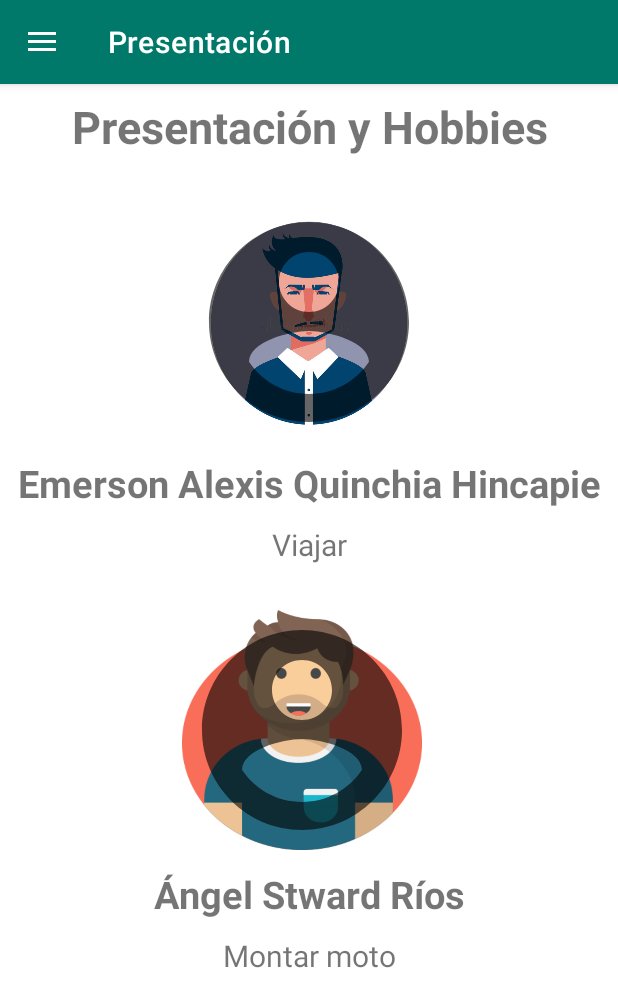
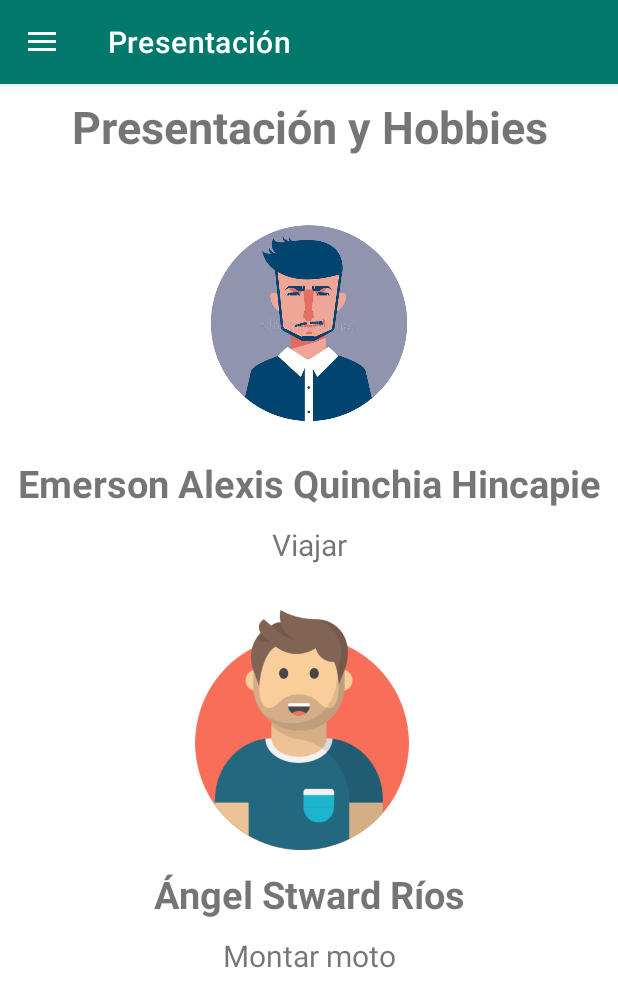
Before and after one commit to EmerAlex/PresentacionyCanciones, an Android app: the screen it shows after launch (MainActivity), in the side drawer, after a tap on "Presentación", on a phone screen of 412 x 824 dp. Shown: the top 1007 px of the screen. Run offline under Robolectric (Android 15) with nearby library versions, the phone set to English and light mode, and no system bars; our stand-ins replace navigation-ui.

Commit message:
Se cambian imagenes

```diff
--- a/app/src/main/res/layout/fragment_presentacion.xml
+++ b/app/src/main/res/layout/fragment_presentacion.xml
@@ -33,7 +33,7 @@
         android:layout_marginEnd="8dp"
         android:layout_marginBottom="8dp"
         android:background="@drawable/fotoemer"
-        android:src="@drawable/ic_menu_presentacion"
+        android:src="@drawable/fotoemer"
         app:layout_constraintBottom_toBottomOf="parent"
         app:layout_constraintEnd_toEndOf="parent"
         app:layout_constraintStart_toStartOf="parent"
@@ -81,11 +81,11 @@
         android:layout_width="160dp"
         android:layout_height="160dp"
         android:layout_marginStart="8dp"
-        android:background="@drawable/fotoangel"
+
         android:layout_marginTop="30dp"
         android:layout_marginEnd="8dp"
         android:layout_marginBottom="8dp"
-        android:src="@drawable/ic_menu_presentacion"
+        android:src="@drawable/fotoangel"
         app:layout_constraintBottom_toBottomOf="parent"
         app:layout_constraintEnd_toEndOf="parent"
         app:layout_constraintHorizontal_bias="0.479"
```
